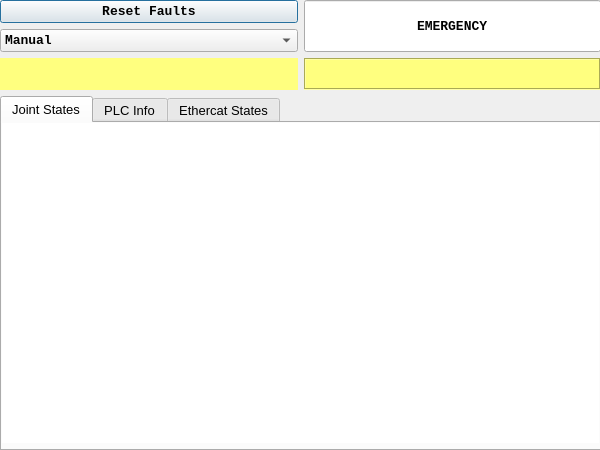
Qt form rehab_gui/rehab_gui/ui/MotorsWindow.ui (CNR-STIIMA-IRAS/Fit4Med) before a commit.
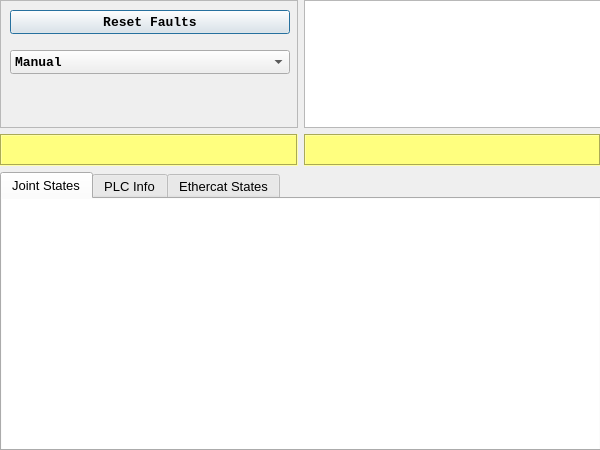
The same form after that commit.

Diff of the .ui file:
```diff
--- a/rehab_gui/rehab_gui/ui/MotorsWindow.ui
+++ b/rehab_gui/rehab_gui/ui/MotorsWindow.ui
@@ -36,85 +36,11 @@
      <height>451</height>
     </rect>
    </property>
-   <layout class="QGridLayout" name="gridLayout" rowminimumheight="0,0,0,0">
+   <layout class="QGridLayout" name="gridLayout">
     <property name="sizeConstraint">
      <enum>QLayout::SetDefaultConstraint</enum>
     </property>
-    <item row="1" column="0">
-     <widget class="QComboBox" name="comboBox_ResetFaults">
-      <property name="font">
-       <font>
-        <family>Monospace</family>
-        <pointsize>10</pointsize>
-        <bold>true</bold>
-       </font>
-      </property>
-      <item>
-       <property name="text">
-        <string>Manual</string>
-       </property>
-      </item>
-      <item>
-       <property name="text">
-        <string>Auto</string>
-       </property>
-      </item>
-      <item>
-       <property name="text">
-        <string>Force</string>
-       </property>
-      </item>
-      <item>
-       <property name="text">
-        <string>FT Sensor</string>
-       </property>
-      </item>
-     </widget>
-    </item>
-    <item row="0" column="0">
-     <widget class="QPushButton" name="pushButton_ResetFaults">
-      <property name="font">
-       <font>
-        <family>Monospace</family>
-        <pointsize>10</pointsize>
-        <bold>true</bold>
-       </font>
-      </property>
-      <property name="text">
-       <string>Reset Faults</string>
-      </property>
-     </widget>
-    </item>
-    <item row="0" column="1" rowspan="2">
-     <widget class="QLineEdit" name="lineEdit_Emergency">
-      <property name="sizePolicy">
-       <sizepolicy hsizetype="Minimum" vsizetype="Minimum">
-        <horstretch>0</horstretch>
-        <verstretch>0</verstretch>
-       </sizepolicy>
-      </property>
-      <property name="font">
-       <font>
-        <family>Monospace</family>
-        <pointsize>10</pointsize>
-        <bold>true</bold>
-       </font>
-      </property>
-      <property name="autoFillBackground">
-       <bool>false</bool>
-      </property>
-      <property name="text">
-       <string>EMERGENCY</string>
-      </property>
-      <property name="alignment">
-       <set>Qt::AlignCenter</set>
-      </property>
-      <property name="readOnly">
-       <bool>true</bool>
-      </property>
-     </widget>
-    </item>
-    <item row="2" column="0">
+    <item row="6" column="0">
      <widget class="QPlainTextEdit" name="plainTextEdit_controller_name">
       <property name="sizePolicy">
        <sizepolicy hsizetype="MinimumExpanding" vsizetype="Fixed">
@@ -138,17 +64,120 @@
        <string notr="true">background-color: rgb(255, 255, 127);</string>
       </property>
       <property name="frameShape">
-       <enum>QFrame::NoFrame</enum>
+       <enum>QFrame::Box</enum>
       </property>
       <property name="textInteractionFlags">
        <set>Qt::NoTextInteraction</set>
       </property>
      </widget>
     </item>
+    <item row="2" column="0">
+     <widget class="QFrame" name="frame">
+      <property name="sizePolicy">
+       <sizepolicy hsizetype="Expanding" vsizetype="Expanding">
+        <horstretch>0</horstretch>
+        <verstretch>0</verstretch>
+       </sizepolicy>
+      </property>
+      <property name="maximumSize">
+       <size>
+        <width>16777215</width>
+        <height>128</height>
+       </size>
+      </property>
+      <property name="frameShape">
+       <enum>QFrame::StyledPanel</enum>
+      </property>
+      <property name="frameShadow">
+       <enum>QFrame::Raised</enum>
+      </property>
+      <widget class="QComboBox" name="comboBox_ResetFaults">
+       <property name="geometry">
+        <rect>
+         <x>10</x>
+         <y>50</y>
+         <width>280</width>
+         <height>24</height>
+        </rect>
+       </property>
+       <property name="sizePolicy">
+        <sizepolicy hsizetype="Expanding" vsizetype="Expanding">
+         <horstretch>0</horstretch>
+         <verstretch>0</verstretch>
+        </sizepolicy>
+       </property>
+       <property name="maximumSize">
+        <size>
+         <width>280</width>
+         <height>32</height>
+        </size>
+       </property>
+       <property name="font">
+        <font>
+         <family>Monospace</family>
+         <pointsize>10</pointsize>
+         <bold>true</bold>
+        </font>
+       </property>
+       <item>
+        <property name="text">
+         <string>Manual</string>
+        </property>
+       </item>
+       <item>
+        <property name="text">
+         <string>Auto</string>
+        </property>
+       </item>
+       <item>
+        <property name="text">
+         <string>Force</string>
+        </property>
+       </item>
+       <item>
+        <property name="text">
+         <string>FT Sensor</string>
+        </property>
+       </item>
+      </widget>
+      <widget class="QPushButton" name="pushButton_ResetFaults">
+       <property name="geometry">
+        <rect>
+         <x>10</x>
+         <y>10</y>
+         <width>280</width>
+         <height>24</height>
+        </rect>
+       </property>
+       <property name="sizePolicy">
+        <sizepolicy hsizetype="Expanding" vsizetype="Expanding">
+         <horstretch>0</horstretch>
+         <verstretch>0</verstretch>
+        </sizepolicy>
+       </property>
+       <property name="maximumSize">
+        <size>
+         <width>280</width>
+         <height>32</height>
+        </size>
+       </property>
+       <property name="font">
+        <font>
+         <family>Monospace</family>
+         <pointsize>10</pointsize>
+         <bold>true</bold>
+        </font>
+       </property>
+       <property name="text">
+        <string>Reset Faults</string>
+       </property>
+      </widget>
+     </widget>
+    </item>
     <item row="2" column="1">
-     <widget class="QPlainTextEdit" name="plainTextEdit_udp_channel">
+     <widget class="QPlainTextEdit" name="plainTextEdit_SystemState">
       <property name="sizePolicy">
-       <sizepolicy hsizetype="MinimumExpanding" vsizetype="Minimum">
+       <sizepolicy hsizetype="Expanding" vsizetype="Fixed">
         <horstretch>0</horstretch>
         <verstretch>0</verstretch>
        </sizepolicy>
@@ -156,33 +185,12 @@
       <property name="maximumSize">
        <size>
         <width>16777215</width>
-        <height>32</height>
+        <height>128</height>
        </size>
       </property>
-      <property name="font">
-       <font>
-        <pointsize>8</pointsize>
-        <bold>true</bold>
-       </font>
-      </property>
-      <property name="autoFillBackground">
-       <bool>false</bool>
-      </property>
-      <property name="styleSheet">
-       <string notr="true">background-color: rgb(255, 255, 127);</string>
-      </property>
-      <property name="frameShape">
-       <enum>QFrame::Box</enum>
-      </property>
-      <property name="sizeAdjustPolicy">
-       <enum>QAbstractScrollArea::AdjustToContents</enum>
-      </property>
-      <property name="textInteractionFlags">
-       <set>Qt::NoTextInteraction</set>
-      </property>
      </widget>
     </item>
-    <item row="3" column="0" colspan="2">
+    <item row="7" column="0" colspan="2">
      <widget class="QTabWidget" name="tabWidget">
       <property name="sizePolicy">
        <sizepolicy hsizetype="MinimumExpanding" vsizetype="MinimumExpanding">
@@ -420,6 +428,43 @@
       </widget>
      </widget>
     </item>
+    <item row="6" column="1">
+     <widget class="QPlainTextEdit" name="plainTextEdit_udp_channel">
+      <property name="sizePolicy">
+       <sizepolicy hsizetype="MinimumExpanding" vsizetype="Minimum">
+        <horstretch>0</horstretch>
+        <verstretch>0</verstretch>
+       </sizepolicy>
+      </property>
+      <property name="maximumSize">
+       <size>
+        <width>16777215</width>
+        <height>32</height>
+       </size>
+      </property>
+      <property name="font">
+       <font>
+        <pointsize>8</pointsize>
+        <bold>true</bold>
+       </font>
+      </property>
+      <property name="autoFillBackground">
+       <bool>false</bool>
+      </property>
+      <property name="styleSheet">
+       <string notr="true">background-color: rgb(255, 255, 127);</string>
+      </property>
+      <property name="frameShape">
+       <enum>QFrame::Box</enum>
+      </property>
+      <property name="sizeAdjustPolicy">
+       <enum>QAbstractScrollArea::AdjustToContents</enum>
+      </property>
+      <property name="textInteractionFlags">
+       <set>Qt::NoTextInteraction</set>
+      </property>
+     </widget>
+    </item>
    </layout>
   </widget>
  </widget>
```
